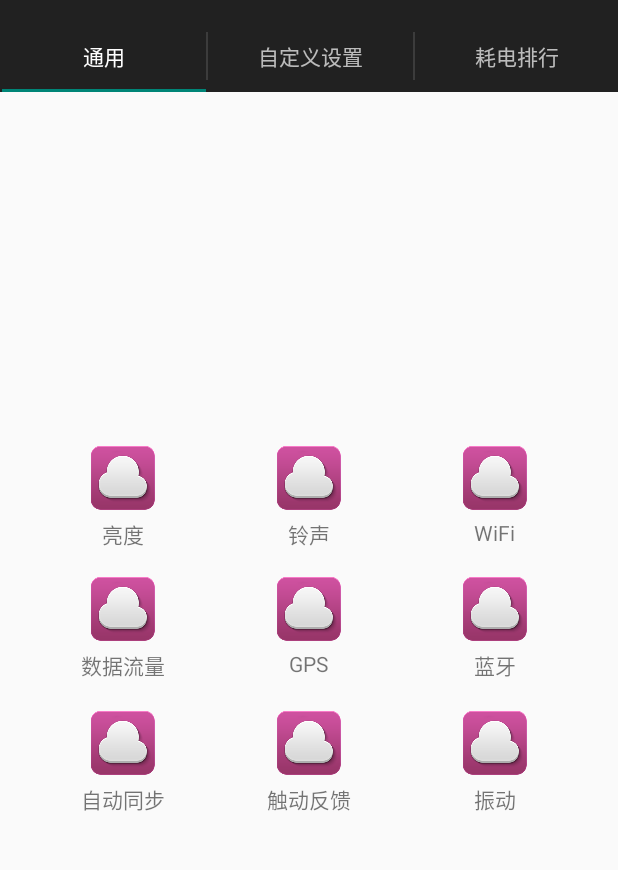
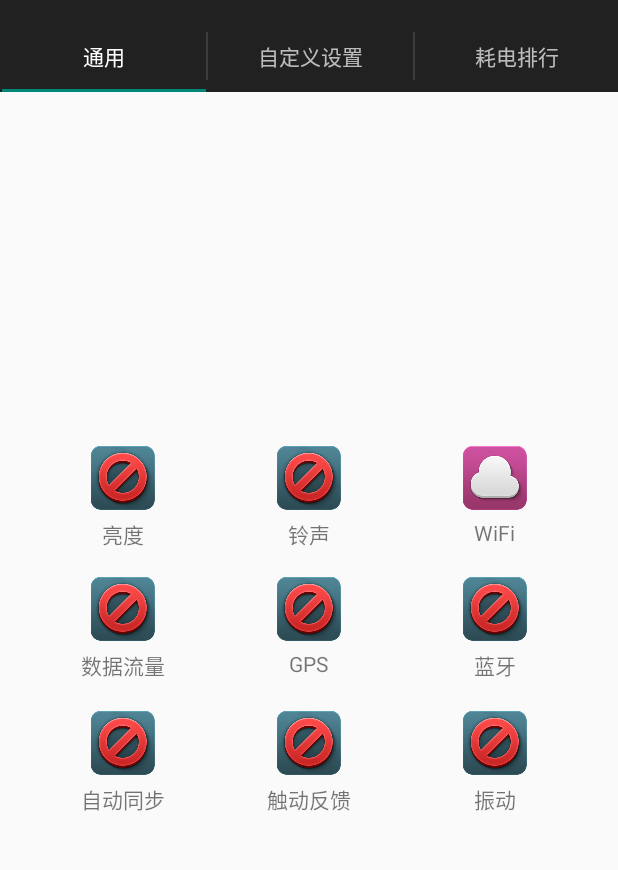
Before and after one commit to Gaoxiang-Zhang/PowerManagement, an Android app: the screen it shows after launch (MainActivity), on a phone screen of 412 x 824 dp, the part 64-934 px from its top. Run offline under Robolectric (Android 15) with nearby library versions, the light colour scheme and no system bars.

Commit message:
Add broadcast sender to GridService and broadcast receiver to General Fragment in order to realize real time icon change of WiFi and Bluetooth.

```diff
--- a/app/src/main/java/com/example/administrator/powermanagement/GeneralFragment.java
+++ b/app/src/main/java/com/example/administrator/powermanagement/GeneralFragment.java
@@ -1,9 +1,13 @@
 package com.example.administrator.powermanagement;
 
+import android.content.BroadcastReceiver;
 import android.content.Context;
 import android.content.Intent;
+import android.content.IntentFilter;
+import android.os.AsyncTask;
 import android.os.Bundle;
 import android.support.v4.app.Fragment;
+import android.util.Log;
 import android.view.LayoutInflater;
 import android.view.View;
 import android.view.ViewGroup;
@@ -14,67 +18,98 @@ import android.widget.ImageView;
 import android.widget.TextView;
 import android.widget.Toast;
 
+import java.util.ArrayList;
+
 public class GeneralFragment extends Fragment {
+
+    // main gridview
+    GridView gridView;
     // the image and text shown in general fragment
-    Integer[] openImages={
-            R.drawable.cloud_128px,
-            R.drawable.cloud_128px,
-            R.drawable.cloud_128px,
-            R.drawable.cloud_128px,
-            R.drawable.cloud_128px,
-            R.drawable.cloud_128px,
-            R.drawable.cloud_128px,
-            R.drawable.cloud_128px,
-            R.drawable.cloud_128px
-    };
-    Integer[] closeImages={
-            R.drawable.denied_128px,
-            R.drawable.denied_128px,
-            R.drawable.denied_128px,
-            R.drawable.denied_128px,
-            R.drawable.denied_128px,
-            R.drawable.denied_128px,
-            R.drawable.denied_128px,
-            R.drawable.denied_128px,
-            R.drawable.denied_128px
-    };
+    // Due to the features in Adapter (deliver real argument), use ArrayList instead of Integer[]
+    ArrayList<Integer>  gridImages;
     String[] imageText;
     // Wifi Manager
     WifiAdmin wifiAdmin;
     // Bluetooth Manager
     BluetoothAdmin bluetoothAdmin;
+    // Adapter (ImageAdapter) that control the UI.
+    ImageAdapter imageAdapter;
+    // Broadcast receiver to get broadcast from GridService
+    BroadcastReceiver mReceiver;
+    IntentFilter intentFilter;
     // onCreateView
     @Override
     public View onCreateView(LayoutInflater inflater, ViewGroup container, Bundle savedInstanceState){
         final View general = inflater.inflate(R.layout.general_fragment,container,false);
+
         // Initialize Admin
         wifiAdmin = new WifiAdmin(this.getActivity());
         bluetoothAdmin = new BluetoothAdmin();
 
+        // Set initial values for gridImages
+        gridImages = new ArrayList<Integer>();
+        setGridImages();
+
+        // Set every name of the grid
         imageText=getResources().getStringArray(R.array.general_items);
-        GridView gridView = (GridView)general.findViewById(R.id.general_grid);
-        gridView.setAdapter(new ImageAdapter(this.getActivity(),imageText,openImages,closeImages));
+        gridView = (GridView)general.findViewById(R.id.general_grid);
+        imageAdapter = new ImageAdapter(this.getActivity(),imageText,gridImages);
+        gridView.setAdapter(imageAdapter);
         gridView.setOnItemClickListener(new AdapterView.OnItemClickListener() {
             public void onItemClick(AdapterView parent, View v, int position, long id) {
                 Toast.makeText(general.getContext(), "pic" + (position + 1) + "selected", Toast.LENGTH_SHORT).show();
             }
         });
+
+        // Start GridService
         Intent i = new Intent(this.getActivity(),GridService.class);
         getActivity().startService(i);
+
+        // Set and register broadcast receiver
+        intentFilter = new IntentFilter();
+        intentFilter.addAction("com.example.administrator.powermanagement.gridservice");
+        mReceiver = new BroadcastReceiver() {
+            @Override
+            public void onReceive(Context context, Intent intent){
+                int wifi_result,tooth_result;
+                wifi_result = intent.getIntExtra("wifi_state",0);
+                tooth_result = intent.getIntExtra("tooth_state",0);
+                Log.d("Debug Info", "得到广播"+wifi_result+tooth_result);
+                editItem edit= new editItem();
+                edit.execute(-1,-1,wifi_result,-1,-1,tooth_result,-1,-1,-1);
+
+            }
+        };
+        getActivity().registerReceiver(mReceiver,intentFilter);
+
         return general;
     }
-
+    /*
+        setGridImages: set initial values for ArrayList gridImages
+     */
+    private void setGridImages(){
+        for(int i = 0; i < 9 ; i++){
+            gridImages.add(R.drawable.denied_128px);
+        }
+        if(wifiAdmin.checkWifi()==1){
+            gridImages.set(2,R.drawable.cloud_128px);
+        }
+        if(bluetoothAdmin.checkBluetooth()==1){
+            gridImages.set(5,R.drawable.cloud_128px);
+        }
+    }
+    /*
+        ImageAdapter: Adapter controls UI of gridView
+     */
     public class ImageAdapter extends BaseAdapter
     {
         private Context context;
         private final String[] imageText;
-        private final Integer[] openImage;
-        private final Integer[] closeImage;
-        public ImageAdapter(Context c,String[] itemtext,Integer[] open_pic,Integer[] close_pic){
+        private final ArrayList<Integer> imageContent;
+        public ImageAdapter(Context c,String[] itemtext,ArrayList<Integer> imagecontent){
             context=c;
-            this.openImage=open_pic;
-            this.closeImage=close_pic;
-            this.imageText=itemtext;
+            this.imageContent = imagecontent;
+            this.imageText = itemtext;
         }
         public int getCount(){
             return imageText.length;
@@ -85,39 +120,54 @@ public class GeneralFragment extends Fragment {
         public long getItemId(int position){
             return position;
         }
+        // called in the beginning and notifyDataSetChanged
         public View getView(int position, View convertView,ViewGroup parent){
             View grid;
             LayoutInflater inflater = (LayoutInflater)context.getSystemService(Context.LAYOUT_INFLATER_SERVICE);
+            Log.d("Debug Info", position+"getView"+gridImages.get(position));
             if(convertView == null){
-                grid = new View(context);
                 grid = inflater.inflate(R.layout.grid_single,null);
                 TextView textView = (TextView)grid.findViewById(R.id.grid_text);
                 ImageView imageView = (ImageView)grid.findViewById(R.id.grid_image);
-                switch (position){
-                    case 2: //Wifi
-                        if(wifiAdmin.checkWifi()==0){
-                            imageView.setImageResource(closeImage[position]);
-                        }
-                        else{
-                            imageView.setImageResource(openImage[position]);
-                        }
-                        break;
-                    case 5: //Bluetooth
-                        if(bluetoothAdmin.checkBluetooth()==0){
-                            imageView.setImageResource(closeImage[position]);
-                        }
-                        else{
-                            imageView.setImageResource(openImage[position]);
-                        }
-                        break;
-                    default:
-                        imageView.setImageResource(openImage[position]);
-                }
+                imageView.setImageResource(imageContent.get(position));
                 textView.setText(imageText[position]);
             }else{
+                TextView textView = (TextView)convertView.findViewById(R.id.grid_text);
+                ImageView imageView = (ImageView)convertView.findViewById(R.id.grid_image);
+                imageView.setImageResource(imageContent.get(position));
+                textView.setText(imageText[position]);
                 grid = convertView;
             }
             return grid;
         }
     }
+
+    /*
+        editItem: Async task that handles gridImages change and notify imageAdapter
+     */
+    public class editItem extends AsyncTask<Integer,Integer,String>{
+        @Override
+        protected String doInBackground(Integer... params) {
+            int i;
+            for(i=0;i<gridImages.size();i++){
+                if(params[i]==1){
+                    gridImages.set(i,R.drawable.cloud_128px);
+                }else if(params[i]==-1){
+                    gridImages.set(i,R.drawable.denied_128px);
+                }
+            }
+            return null;
+        }
+        @Override
+        protected void onPostExecute(String result) {
+            super.onPostExecute(result);
+            imageAdapter.notifyDataSetChanged();
+        }
+
+    }
+    @Override
+    public void onDestroy() {
+        getActivity().unregisterReceiver(mReceiver);
+        super.onDestroy();
+    }
 }
--- a/app/src/main/java/com/example/administrator/powermanagement/WifiAdmin.java
+++ b/app/src/main/java/com/example/administrator/powermanagement/WifiAdmin.java
@@ -27,11 +27,11 @@ public class WifiAdmin {
     public int checkWifi(){
         int result=wifiManager.getWifiState();
         if(result == WifiManager.WIFI_STATE_DISABLED){
-            return 0;
+            return -1;
         }
         else if(result == WifiManager.WIFI_STATE_ENABLED ){
             return 1;
         }
-        return -1;
+        return 0;
     }
 }
```
Also changed, not shown: app/src/main/java/com/example/administrator/powermanagement/GridService.java (+20 -3 lines).
